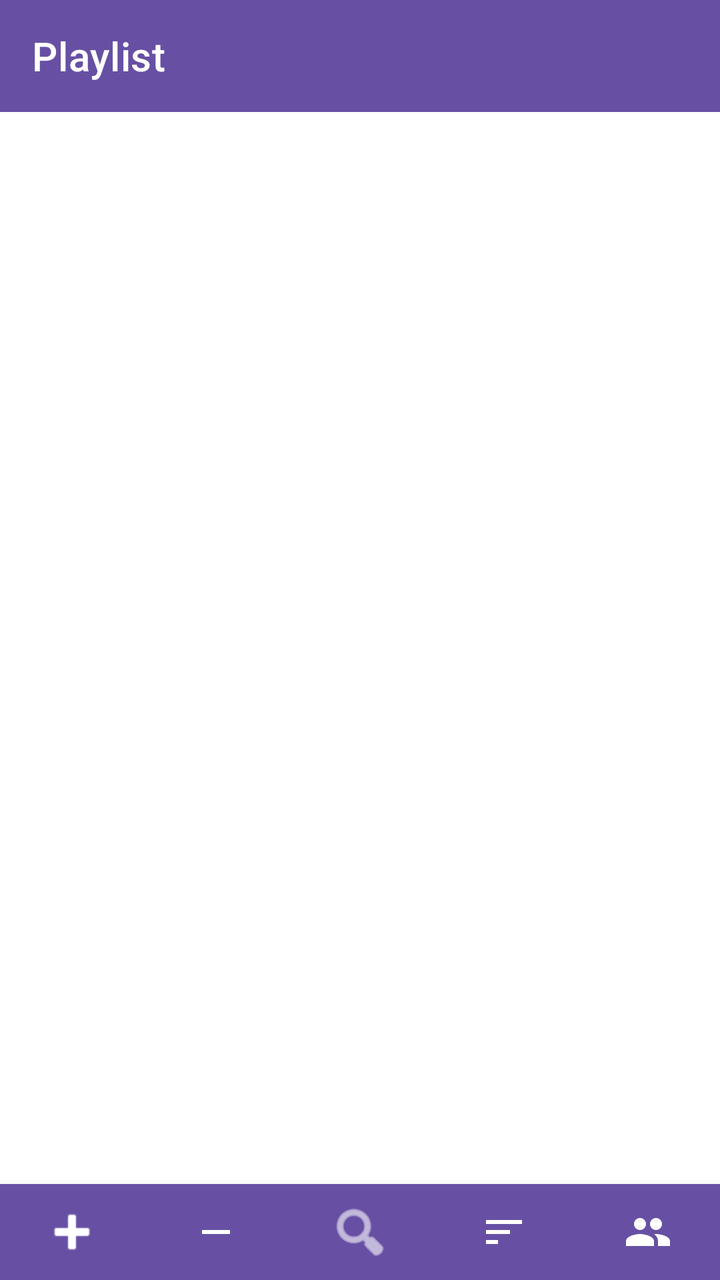
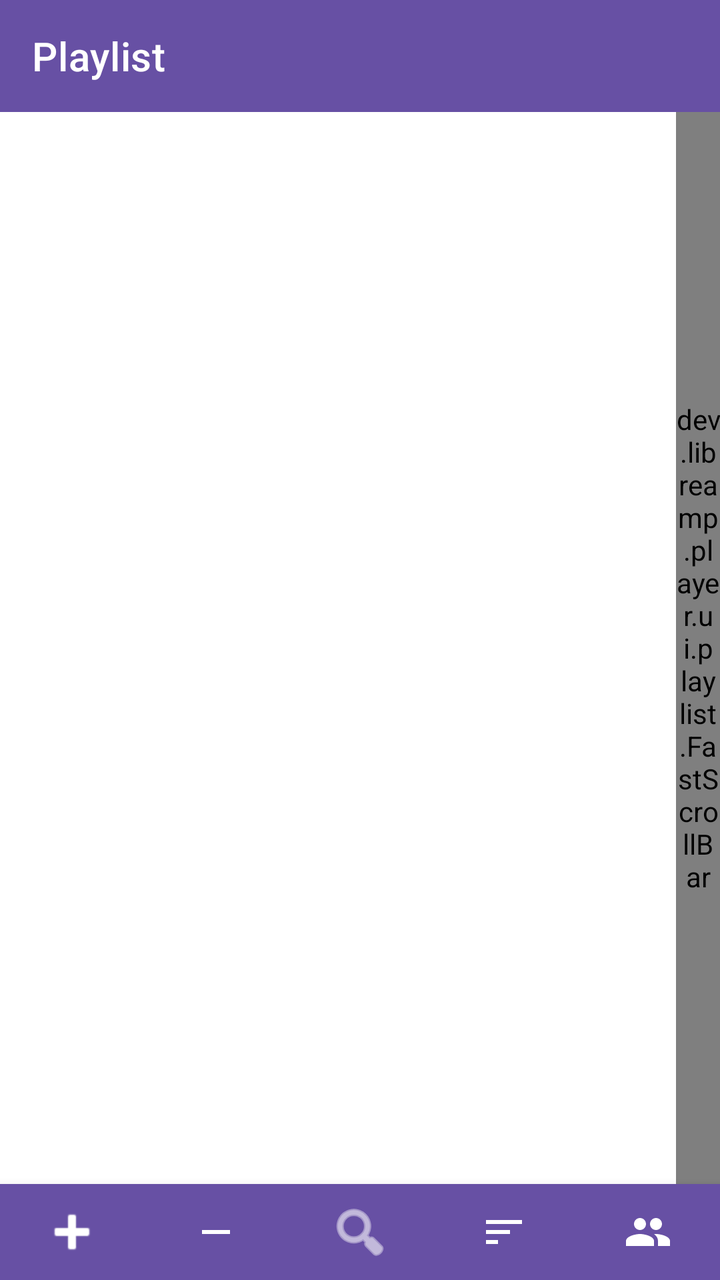

The first picture is an Android layout as it rendered before a commit; the second is the same layout after the commit. The layout source and the unified diff follow.
<!-- AndroidManifest.xml: application theme Theme.LibreAmp -->
<!-- res/layout/fragment_playlist.xml -->
<?xml version="1.0" encoding="utf-8"?>
<LinearLayout xmlns:android="http://schemas.android.com/apk/res/android"
    xmlns:app="http://schemas.android.com/apk/res-auto"
    android:layout_width="match_parent"
    android:layout_height="match_parent"
    android:orientation="vertical">

    <androidx.appcompat.widget.Toolbar
        android:id="@+id/toolbar"
        android:layout_width="match_parent"
        android:layout_height="?attr/actionBarSize"
        android:background="?attr/colorPrimary"
        app:title="@string/tab_playlist"
        app:titleTextColor="@android:color/white" />

    <LinearLayout
        android:id="@+id/row_search"
        android:layout_width="match_parent"
        android:layout_height="wrap_content"
        android:background="?attr/colorPrimary"
        android:gravity="center_vertical"
        android:orientation="horizontal"
        android:paddingStart="16dp"
        android:paddingEnd="8dp"
        android:paddingBottom="8dp"
        android:visibility="gone">

        <EditText
            android:id="@+id/edit_search"
            android:layout_width="0dp"
            android:layout_height="wrap_content"
            android:layout_weight="1"
            android:hint="@string/search_hint"
            android:imeOptions="actionSearch"
            android:inputType="text"
            android:maxLines="1"
            android:textColor="@android:color/white"
            android:textColorHint="#99FFFFFF"
            android:importantForAutofill="no" />

        <ImageButton
            android:id="@+id/btn_close_search"
            android:layout_width="40dp"
            android:layout_height="40dp"
            android:background="?attr/selectableItemBackgroundBorderless"
            android:contentDescription="@string/action_close_search"
            android:src="@android:drawable/ic_menu_close_clear_cancel"
            android:tint="@android:color/white" />
    </LinearLayout>

    <androidx.recyclerview.widget.RecyclerView
        android:id="@+id/recycler_playlist"
        android:layout_width="match_parent"
        android:layout_height="0dp"
        android:layout_weight="1"
        android:clipToPadding="false"
        app:fastScrollEnabled="true"
        app:fastScrollHorizontalThumbDrawable="@drawable/fast_scroll_thumb"
        app:fastScrollHorizontalTrackDrawable="@drawable/fast_scroll_track"
        app:fastScrollVerticalThumbDrawable="@drawable/fast_scroll_thumb"
        app:fastScrollVerticalTrackDrawable="@drawable/fast_scroll_track" />

    <LinearLayout
        android:id="@+id/bottom_bar"
        android:layout_width="match_parent"
        android:layout_height="wrap_content"
        android:orientation="horizontal"
        android:background="?attr/colorPrimary"
        android:elevation="8dp">

        <ImageButton
            android:id="@+id/btn_add"
            android:layout_width="0dp"
            android:layout_height="48dp"
            android:layout_weight="1"
            android:background="?attr/selectableItemBackgroundBorderless"
            android:contentDescription="@string/action_add_files"
            android:padding="12dp"
            android:src="@android:drawable/ic_input_add"
            android:tint="@color/bottom_bar_icon_tint" />

        <ImageButton
            android:id="@+id/btn_remove"
            android:layout_width="0dp"
            android:layout_height="48dp"
            android:layout_weight="1"
            android:background="?attr/selectableItemBackgroundBorderless"
            android:contentDescription="@string/action_remove_mode"
            android:padding="12dp"
            android:src="@drawable/ic_remove"
            android:tint="@color/bottom_bar_icon_tint" />

        <ImageButton
            android:id="@+id/btn_search"
            android:layout_width="0dp"
            android:layout_height="48dp"
            android:layout_weight="1"
            android:background="?attr/selectableItemBackgroundBorderless"
            android:contentDescription="@string/action_search"
            android:padding="12dp"
            android:src="@android:drawable/ic_menu_search"
            android:tint="@color/bottom_bar_icon_tint" />

        <ImageButton
            android:id="@+id/btn_sort"
            android:layout_width="0dp"
            android:layout_height="48dp"
            android:layout_weight="1"
            android:background="?attr/selectableItemBackgroundBorderless"
            android:contentDescription="@string/action_sort"
            android:padding="12dp"
            android:src="@drawable/ic_sort"
            android:tint="@color/bottom_bar_icon_tint" />

        <ImageButton
            android:id="@+id/btn_group"
            android:layout_width="0dp"
            android:layout_height="48dp"
            android:layout_weight="1"
            android:background="?attr/selectableItemBackgroundBorderless"
            android:contentDescription="@string/action_group"
            android:padding="12dp"
            android:src="@drawable/ic_group"
            android:tint="@color/bottom_bar_icon_tint" />

    </LinearLayout>

</LinearLayout>
<!-- resources referenced by this layout -->
<resources>
  <!-- drawable fast_scroll_thumb (drawable) -->
  <?xml version="1.0" encoding="utf-8"?>
  <selector xmlns:android="http://schemas.android.com/apk/res/android">
      <item android:state_pressed="true">
          <shape android:shape="rectangle">
              <size android:width="10dp" android:height="10dp" />
              <solid android:color="#D0BCFF" />
              <corners android:radius="5dp" />
          </shape>
      </item>
      <item>
          <shape android:shape="rectangle">
              <size android:width="10dp" android:height="10dp" />
              <solid android:color="#996750A4" />
              <corners android:radius="5dp" />
          </shape>
      </item>
  </selector>
  <!-- drawable fast_scroll_track (drawable) -->
  <?xml version="1.0" encoding="utf-8"?>
  <shape xmlns:android="http://schemas.android.com/apk/res/android"
      android:shape="rectangle">
      <size android:width="10dp" android:height="10dp" />
      <solid android:color="#1F000000" />
  </shape>
  <!-- drawable ic_group (drawable) -->
  <?xml version="1.0" encoding="utf-8"?>
  <vector xmlns:android="http://schemas.android.com/apk/res/android"
      android:width="24dp"
      android:height="24dp"
      android:viewportWidth="24"
      android:viewportHeight="24">
      <path
          android:fillColor="#FF000000"
          android:pathData="M16,11c1.66,0 2.99,-1.34 2.99,-3S17.66,5 16,5c-1.66,0 -3,1.34 -3,3s1.34,3 3,3zM8,11c1.66,0 2.99,-1.34 2.99,-3S9.66,5 8,5C6.34,5 5,6.34 5,8s1.34,3 3,3zM8,13c-2.33,0 -7,1.17 -7,3.5L1,19h14v-2.5C15,14.17 10.33,13 8,13zM16,13c-0.29,0 -0.62,0.02 -0.97,0.05 1.16,0.84 1.97,1.97 1.97,3.45L17,19h6v-2.5C23,14.17 18.33,13 16,13z" />
  </vector>
  <!-- drawable ic_remove (drawable) -->
  <?xml version="1.0" encoding="utf-8"?>
  <vector xmlns:android="http://schemas.android.com/apk/res/android"
      android:width="24dp"
      android:height="24dp"
      android:viewportWidth="24"
      android:viewportHeight="24">
      <path
          android:fillColor="#FF000000"
          android:pathData="M19,13H5v-2h14v2z" />
  </vector>
  <!-- drawable ic_sort (drawable) -->
  <?xml version="1.0" encoding="utf-8"?>
  <vector xmlns:android="http://schemas.android.com/apk/res/android"
      android:width="24dp"
      android:height="24dp"
      android:viewportWidth="24"
      android:viewportHeight="24">
      <path
          android:fillColor="#FF000000"
          android:pathData="M3,18h6v-2H3v2zM3,6v2h18V6H3zM3,13h12v-2H3v2z" />
  </vector>
  <string name="action_add_files">Add files</string>
  <string name="action_close_search">Close search</string>
  <string name="action_group">Group</string>
  <string name="action_remove_mode">Remove</string>
  <string name="action_search">Search</string>
  <string name="action_sort">Sort</string>
  <string name="search_hint">Search title, artist, album, file</string>
  <string name="tab_playlist">Playlist</string>
  <style name="Theme.LibreAmp" parent="Theme.MaterialComponents.DayNight.NoActionBar">
          <item name="colorPrimary">#6750A4</item>
          <item name="colorPrimaryDark">#4F378B</item>
          <item name="colorAccent">#D0BCFF</item>
      </style>
</resources>

<!-- the commit's change to res/layout/fragment_playlist.xml (unified diff, before → after) -->
@@ -48,17 +48,76 @@
             android:tint="@android:color/white" />
     </LinearLayout>
 
-    <androidx.recyclerview.widget.RecyclerView
-        android:id="@+id/recycler_playlist"
+    
+    <LinearLayout
+        android:id="@+id/row_sort_by"
+        android:layout_width="match_parent"
+        android:layout_height="wrap_content"
+        android:background="?attr/colorPrimary"
+        android:gravity="center_vertical"
+        android:orientation="horizontal"
+        android:paddingStart="16dp"
+        android:paddingEnd="16dp"
+        android:paddingBottom="10dp"
+        android:visibility="gone">
+
+        <TextView
+            android:layout_width="wrap_content"
+            android:layout_height="wrap_content"
+            android:text="@string/hint_sort_by"
+            android:textColor="@android:color/white" />
+
+        <Spinner
+            android:id="@+id/spinner_sort_by"
+            android:layout_width="0dp"
+            android:layout_height="wrap_content"
+            android:layout_marginStart="8dp"
+            android:layout_weight="1" />
+    </LinearLayout>
+
+    <LinearLayout
+        android:id="@+id/row_group_by"
+        android:layout_width="match_parent"
+        android:layout_height="wrap_content"
+        android:background="?attr/colorPrimary"
+        android:gravity="center_vertical"
+        android:orientation="horizontal"
+        android:paddingStart="16dp"
+        android:paddingEnd="16dp"
+        android:paddingBottom="10dp"
+        android:visibility="gone">
+
+        <TextView
+            android:layout_width="wrap_content"
+            android:layout_height="wrap_content"
+            android:text="@string/hint_group_by"
+            android:textColor="@android:color/white" />
+
+        <Spinner
+            android:id="@+id/spinner_group_by"
+            android:layout_width="0dp"
+            android:layout_height="wrap_content"
+            android:layout_marginStart="8dp"
+            android:layout_weight="1" />
+    </LinearLayout>
+
+    <FrameLayout
         android:layout_width="match_parent"
         android:layout_height="0dp"
-        android:layout_weight="1"
-        android:clipToPadding="false"
-        app:fastScrollEnabled="true"
-        app:fastScrollHorizontalThumbDrawable="@drawable/fast_scroll_thumb"
-        app:fastScrollHorizontalTrackDrawable="@drawable/fast_scroll_track"
-        app:fastScrollVerticalThumbDrawable="@drawable/fast_scroll_thumb"
-        app:fastScrollVerticalTrackDrawable="@drawable/fast_scroll_track" />
+        android:layout_weight="1">
+
+        <androidx.recyclerview.widget.RecyclerView
+            android:id="@+id/recycler_playlist"
+            android:layout_width="match_parent"
+            android:layout_height="match_parent"
+            android:clipToPadding="false" />
+
+        <dev.libreamp.player.ui.playlist.FastScrollBar
+            android:id="@+id/fast_scroll_bar"
+            android:layout_width="22dp"
+            android:layout_height="match_parent"
+            android:layout_gravity="end" />
+    </FrameLayout>
 
     <LinearLayout
         android:id="@+id/bottom_bar"
<!-- resource entries referenced after the edit -->
@@ -1,30 +1,5 @@
 <!-- resources referenced by this layout -->
 <resources>
-  <!-- drawable fast_scroll_thumb (drawable) -->
-  <?xml version="1.0" encoding="utf-8"?>
-  <selector xmlns:android="http://schemas.android.com/apk/res/android">
-      <item android:state_pressed="true">
-          <shape android:shape="rectangle">
-              <size android:width="10dp" android:height="10dp" />
-              <solid android:color="#D0BCFF" />
-              <corners android:radius="5dp" />
-          </shape>
-      </item>
-      <item>
-          <shape android:shape="rectangle">
-              <size android:width="10dp" android:height="10dp" />
-              <solid android:color="#996750A4" />
-              <corners android:radius="5dp" />
-          </shape>
-      </item>
-  </selector>
-  <!-- drawable fast_scroll_track (drawable) -->
-  <?xml version="1.0" encoding="utf-8"?>
-  <shape xmlns:android="http://schemas.android.com/apk/res/android"
-      android:shape="rectangle">
-      <size android:width="10dp" android:height="10dp" />
-      <solid android:color="#1F000000" />
-  </shape>
   <!-- drawable ic_group (drawable) -->
   <?xml version="1.0" encoding="utf-8"?>
   <vector xmlns:android="http://schemas.android.com/apk/res/android"
@@ -64,6 +39,8 @@
   <string name="action_remove_mode">Remove</string>
   <string name="action_search">Search</string>
   <string name="action_sort">Sort</string>
+  <string name="hint_group_by">Group by:</string>
+  <string name="hint_sort_by">Sort by:</string>
   <string name="search_hint">Search title, artist, album, file</string>
   <string name="tab_playlist">Playlist</string>
   <style name="Theme.LibreAmp" parent="Theme.MaterialComponents.DayNight.NoActionBar">
